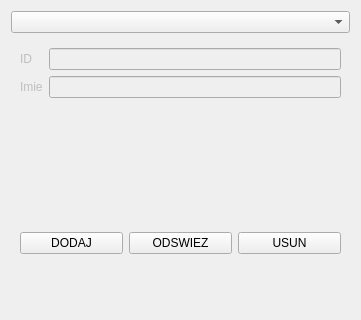
Above: DataManager/forms/GUI/character/characterview.ui from jurikimurik/Witcher_Adventures_PHP_QTCPP before the change. Below: the same form after it.
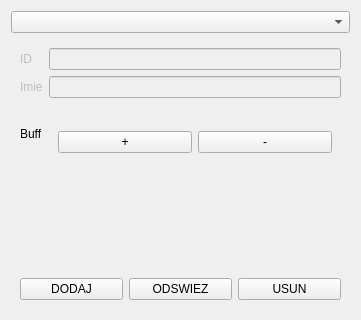
That is the form after the change.

Commit message: GUI-updated with new buttons in Characters (only).

Diff of the .ui file:
```diff
--- a/DataManager/forms/GUI/character/characterview.ui
+++ b/DataManager/forms/GUI/character/characterview.ui
@@ -46,6 +46,45 @@
      </layout>
     </widget>
    </item>
+   <item>
+    <widget class="QWidget" name="buffsWidget" native="true">
+     <property name="sizePolicy">
+      <sizepolicy hsizetype="Expanding" vsizetype="Expanding">
+       <horstretch>0</horstretch>
+       <verstretch>0</verstretch>
+      </sizepolicy>
+     </property>
+     <layout class="QFormLayout" name="formLayout_2">
+      <item row="0" column="0">
+       <widget class="QLabel" name="buffLabel">
+        <property name="text">
+         <string>Buff</string>
+        </property>
+       </widget>
+      </item>
+      <item row="0" column="1">
+       <widget class="QWidget" name="buttonsBuffsWidget" native="true">
+        <layout class="QHBoxLayout" name="horizontalLayout_2">
+         <item>
+          <widget class="QPushButton" name="minusButton">
+           <property name="text">
+            <string>+</string>
+           </property>
+          </widget>
+         </item>
+         <item>
+          <widget class="QPushButton" name="plusButton">
+           <property name="text">
+            <string>-</string>
+           </property>
+          </widget>
+         </item>
+        </layout>
+       </widget>
+      </item>
+     </layout>
+    </widget>
+   </item>
    <item>
     <widget class="QWidget" name="buttonsWidget" native="true">
      <layout class="QHBoxLayout" name="horizontalLayout">
```
Left out of the diff: 46 changed lines with no effect on the pictures. The commit also changes 2 other files.
